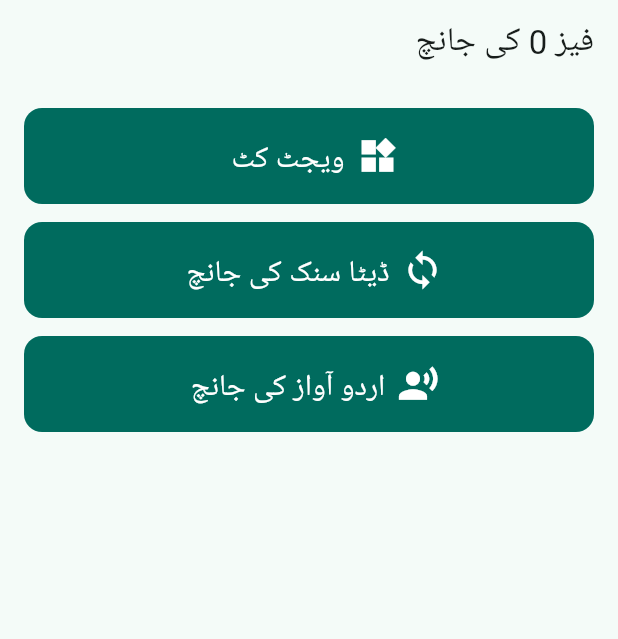
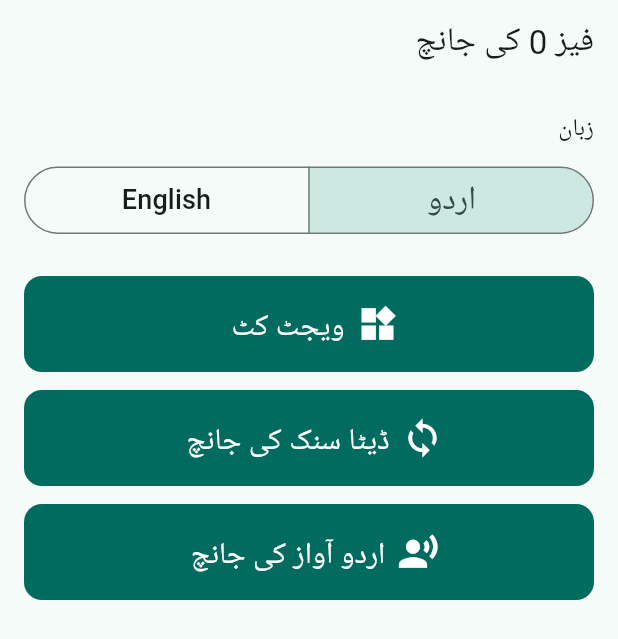
Before and after one commit to ZainAbbas-dev/MediQore, a Flutter app: the screen it shows after launch, on a phone screen of 412 x 824 dp. Shown: the top 639 px of the screen. Run offline on Flutter 3.47's test engine with Material 3 defaults, Android fonts, the phone set to English and light mode, and no system bars; our stand-ins replace drift, drift_flutter, flutter_tts, shared_preferences; accounts and stored records are empty; generated files the repository leaves out were written again; Roboto replaces fonts that are missing (JameelNooriNastaleeq).

Commit message:
M1 FE-4: Urdu/English language switch, voice guidance only in Urdu
- AppSettings holds the interface language (Urdu by default), saves it
  with shared_preferences and is read in main() before the first frame,
  so the choice survives restarts and is readable before login.
- MediQoreApp rebuilds MaterialApp when the language changes: Urdu right
  to left in Nastaleeq, English left to right in the standard font.
- LanguageSwitch (اردو / English, each in its own script) sits on the
  Phase 0 home; Phase 1 adds it to the login screen and settings.
- Voice guidance is Urdu only: AppSettings.voiceGuidanceAvailable, and
  the voice check screen turns its speak button off in English with a
  note.
- Fixes a P0-2 font bug found while checking: the large buttons' text
  style had no font family, so Urdu labels fell back to the system font.

11 new tests: settings, the switch end to end, the English theme, voice
off in English, and English screens on a 320 x 640 phone.

Co-Authored-By: Claude Opus 5.5 <noreply@anthropic.com>
Claude-Session: https://claude.ai/code/session_011JDXnT2zZiFzN9dQcJjCtD

```diff
--- a/mobile/lib/app.dart
+++ b/mobile/lib/app.dart
@@ -3,28 +3,31 @@ import 'package:flutter/material.dart';
 import 'app_services.dart';
 import 'l10n/app_localizations.dart';
 import 'screens/dev_home_screen.dart';
+import 'settings/app_settings.dart';
 import 'theme/app_theme.dart';
 
-/// The app always runs in Urdu. The Urdu locale makes Flutter lay out every
-/// screen right to left. English strings exist for development and review.
+/// The app runs in the language chosen in [AppSettings]: Urdu by default,
+/// or English (M1 FE-4). The locale also sets the layout direction: Urdu right
+/// to left, English left to right. Changing the language rebuilds every screen.
 class MediQoreApp extends StatelessWidget {
-  const MediQoreApp({super.key, required this.services, this.locale = urdu});
-
-  static const Locale urdu = Locale('ur');
+  const MediQoreApp({super.key, required this.services});
 
   final AppServices services;
-  final Locale locale;
 
   @override
   Widget build(BuildContext context) {
-    return MaterialApp(
-      onGenerateTitle: (context) => AppLocalizations.of(context).appTitle,
-      debugShowCheckedModeBanner: false,
-      theme: AppTheme.light(),
-      locale: locale,
-      supportedLocales: AppLocalizations.supportedLocales,
-      localizationsDelegates: AppLocalizations.localizationsDelegates,
-      home: DevHomeScreen(services: services),
+    final settings = services.settings;
+    return ListenableBuilder(
+      listenable: settings,
+      builder: (context, _) => MaterialApp(
+        onGenerateTitle: (context) => AppLocalizations.of(context).appTitle,
+        debugShowCheckedModeBanner: false,
+        theme: AppTheme.light(urdu: settings.isUrdu),
+        locale: settings.locale,
+        supportedLocales: AppLocalizations.supportedLocales,
+        localizationsDelegates: AppLocalizations.localizationsDelegates,
+        home: DevHomeScreen(services: services),
+      ),
     );
   }
 }
--- a/mobile/lib/app_services.dart
+++ b/mobile/lib/app_services.dart
@@ -1,19 +1,25 @@
 import 'data/app_database.dart';
 import 'data/household_repository.dart';
+import 'settings/app_settings.dart';
 import 'sync/sync_api.dart';
 import 'sync/sync_service.dart';
 
 /// The app's long-lived objects, created once in main() and handed to the
-/// screens that need them. Tests pass an in-memory database and a fake API.
+/// screens that need them. Tests pass an in-memory database, a fake API and,
+/// by default, settings that start in Urdu and are not saved.
 class AppServices {
-  AppServices({required this.db, required this.api})
-      : households = HouseholdRepository(db),
+  AppServices({required this.db, required this.api, AppSettings? settings})
+      : settings = settings ?? AppSettings(),
+        households = HouseholdRepository(db),
         sync = SyncService(db: db, api: api);
 
-  factory AppServices.onDevice() => AppServices(db: AppDatabase.onDevice(), api: SyncApi());
+  /// Real services on the phone. [settings] come from [AppSettings.load].
+  factory AppServices.onDevice({required AppSettings settings}) =>
+      AppServices(db: AppDatabase.onDevice(), api: SyncApi(), settings: settings);
 
   final AppDatabase db;
   final SyncApi api;
+  final AppSettings settings;
   final HouseholdRepository households;
   final SyncService sync;
 }
--- a/mobile/lib/l10n/app_en.arb
+++ b/mobile/lib/l10n/app_en.arb
@@ -268,5 +268,21 @@
         "type": "String"
       }
     }
+  },
+  "languageLabel": "Language",
+  "@languageLabel": {
+    "description": "Heading above the Urdu/English switch (M1 FE-4)."
+  },
+  "languageNameUrdu": "اردو",
+  "@languageNameUrdu": {
+    "description": "Name of the Urdu option on the language switch. Always written in Urdu, so an Urdu reader can find it in either language."
+  },
+  "languageNameEnglish": "English",
+  "@languageNameEnglish": {
+    "description": "Name of the English option on the language switch. Always written in English, so an English reader can find it in either language."
+  },
+  "voiceGuidanceUrduOnly": "Voice guidance works only in Urdu. Switch the app to Urdu to use it.",
+  "@voiceGuidanceUrduOnly": {
+    "description": "Shown where voice guidance would be offered while the app is in English (M1 FE-4, LI-6)."
   }
 }
--- a/mobile/lib/l10n/app_ur.arb
+++ b/mobile/lib/l10n/app_ur.arb
@@ -53,5 +53,9 @@
   "voiceCheckSpoken": "نمونہ آواز کے انجن کو بھیج دیا گیا۔ کیا آپ نے صاف اردو سنی؟",
   "voiceCheckSpeakFailed": "آواز کا انجن نمونہ نہیں سنا سکا۔",
   "voiceCheckAgain": "دوبارہ جانچیں",
-  "voiceCheckError": "آواز کی جانچ ناکام ہو گئی: {reason}"
+  "voiceCheckError": "آواز کی جانچ ناکام ہو گئی: {reason}",
+  "languageLabel": "زبان",
+  "languageNameUrdu": "اردو",
+  "languageNameEnglish": "English",
+  "voiceGuidanceUrduOnly": "آواز کی رہنمائی صرف اردو میں ہے۔ اسے استعمال کرنے کے لیے ایپ کی زبان اردو کریں۔"
 }
--- a/mobile/lib/screens/dev_home_screen.dart
+++ b/mobile/lib/screens/dev_home_screen.dart
@@ -2,13 +2,14 @@ import 'package:flutter/material.dart';
 
 import '../app_services.dart';
 import '../l10n/app_localizations.dart';
+import '../widgets/language_switch.dart';
 import '../widgets/large_button.dart';
 import 'sync_test_screen.dart';
 import 'voice_check_screen.dart';
 import 'widget_kit_screen.dart';
 
 /// Temporary home screen for the Phase 0 checks (P0-2 widget kit, P0-6 sync,
-/// P0-11 Urdu voice).
+/// P0-11 Urdu voice), with the Urdu/English switch (M1 FE-4) at the top.
 /// The login screen replaces it in Phase 1 (M1 FE-2).
 class DevHomeScreen extends StatelessWidget {
   const DevHomeScreen({super.key, required this.services});
@@ -25,6 +26,8 @@ class DevHomeScreen extends StatelessWidget {
       body: ListView(
         padding: const EdgeInsets.all(16),
         children: [
+          LanguageSwitch(settings: services.settings),
+          const SizedBox(height: 24),
           LargeButton(label: l10n.kitTitle, icon: Icons.widgets, onPressed: () => open(const WidgetKitScreen())),
           const SizedBox(height: 12),
           LargeButton(
--- a/mobile/lib/screens/voice_check_screen.dart
+++ b/mobile/lib/screens/voice_check_screen.dart
@@ -5,6 +5,7 @@ import 'package:flutter/material.dart';
 import 'package:flutter_tts/flutter_tts.dart';
 
 import '../l10n/app_localizations.dart';
+import '../settings/app_settings.dart';
 import '../widgets/large_button.dart';
 
 /// The language tag the voice guidance will ask the engine for.
@@ -107,6 +108,8 @@ class _VoiceCheckScreenState extends State<VoiceCheckScreen> {
   Widget build(BuildContext context) {
     final l10n = AppLocalizations.of(context);
     final result = _result;
+    // Voice guidance reads Urdu labels only, so speaking is off in English (M1 FE-4, LI-6).
+    final canSpeak = AppSettings.voiceGuidanceAvailableFor(Localizations.localeOf(context));
     String yesNo(bool? value) =>
         value == null ? l10n.voiceCheckUnknown : (value ? l10n.voiceCheckYes : l10n.voiceCheckNo);
 
@@ -133,10 +136,11 @@ class _VoiceCheckScreenState extends State<VoiceCheckScreen> {
             _Fact(label: l10n.voiceCheckEngines, values: result.engines, none: l10n.voiceCheckNone, ltr: true),
           ],
           const SizedBox(height: 16),
+          if (!canSpeak) Padding(padding: const EdgeInsets.only(bottom: 8), child: Text(l10n.voiceGuidanceUrduOnly)),
           LargeButton(
             label: l10n.voiceCheckSpeak,
             icon: Icons.volume_up,
-            onPressed: _busy ? null : () => _speakSample(l10n),
+            onPressed: _busy || !canSpeak ? null : () => _speakSample(l10n),
           ),
           if (_speakMessage != null) Padding(padding: const EdgeInsets.only(top: 8), child: Text(_speakMessage!)),
           const SizedBox(height: 12),
--- /dev/null
+++ b/mobile/lib/settings/app_settings.dart
@@ -0,0 +1,90 @@
+// M1 FE-4: interface language (Urdu or English), kept on the phone.
+import 'package:flutter/widgets.dart';
+import 'package:shared_preferences/shared_preferences.dart';
+
+/// Where [AppSettings] keeps its values between app starts.
+abstract interface class SettingsStore {
+  String? getString(String key);
+  Future<void> setString(String key, String value);
+}
+
+/// Keeps values in the phone's plain app storage (shared_preferences).
+///
+/// Only device settings go here, never patient data: this storage is not
+/// encrypted. It is used because it can be read before login, while the local
+/// database is locked until the LHW signs in (LI-8).
+class SharedPreferencesStore implements SettingsStore {
+  SharedPreferencesStore._(this._prefs);
+
+  static Future<SharedPreferencesStore> open(Set<String> keys) async => SharedPreferencesStore._(
+    await SharedPreferencesWithCache.create(cacheOptions: SharedPreferencesWithCacheOptions(allowList: keys)),
+  );
+
+  final SharedPreferencesWithCache _prefs;
+
+  @override
+  String? getString(String key) => _prefs.getString(key);
+
+  @override
+  Future<void> setString(String key, String value) => _prefs.setString(key, value);
+}
+
+/// Keeps values in memory only, for tests.
+class MemorySettingsStore implements SettingsStore {
+  final Map<String, String> values = {};
+
+  @override
+  String? getString(String key) => values[key];
+
+  @override
+  Future<void> setString(String key, String value) async => values[key] = value;
+}
+
+/// Settings that belong to the phone rather than to a user's records.
+///
+/// The interface language is Urdu by default; the LHW can switch to English
+/// (M1 FE-4). The whole app follows it: Urdu right to left, English left to
+/// right. Voice guidance reads Urdu labels only (LI-6), so it is available
+/// only while the app is in Urdu.
+class AppSettings extends ChangeNotifier {
+  /// Reads the saved language from [store]; without a store, nothing is saved.
+  AppSettings({SettingsStore? store}) : this._(store ?? MemorySettingsStore());
+
+  AppSettings._(SettingsStore store) : _store = store, _locale = _localeFor(store.getString(_languageKey));
+
+  /// Opens the phone's storage and reads the saved language.
+  static Future<AppSettings> load() async => AppSettings(store: await SharedPreferencesStore.open({_languageKey}));
+
+  static const Locale urdu = Locale('ur');
+  static const Locale english = Locale('en');
+
+  /// The languages the app offers, in the order the switch shows them.
+  static const List<Locale> languages = [urdu, english];
+
+  static const String _languageKey = 'interface_language';
+
+  final SettingsStore _store;
+  Locale _locale;
+
+  Locale get locale => _locale;
+  bool get isUrdu => _locale == urdu;
+
+  /// Whether voice guidance (M3 FE-3) may speak. Off in English.
+  bool get voiceGuidanceAvailable => voiceGuidanceAvailableFor(_locale);
+
+  /// The same rule for a screen that only knows its locale, for example
+  /// `Localizations.localeOf(context)`.
+  static bool voiceGuidanceAvailableFor(Locale locale) => locale.languageCode == urdu.languageCode;
+
+  /// Switches the whole app to [locale] and saves the choice on the phone.
+  Future<void> setLocale(Locale locale) async {
+    final chosen = _localeFor(locale.languageCode);
+    if (chosen == _locale) return;
+    _locale = chosen;
+    notifyListeners();
+    await _store.setString(_languageKey, chosen.languageCode);
+  }
+
+  /// Anything other than English, including nothing saved yet, means Urdu.
+  static Locale _localeFor(String? languageCode) => languageCode == english.languageCode ? english : urdu;
+}
--- a/mobile/lib/theme/app_theme.dart
+++ b/mobile/lib/theme/app_theme.dart
@@ -2,10 +2,12 @@ import 'package:flutter/material.dart';
 
 import 'app_colors.dart';
 
-/// App-wide theme for Urdu field use (M3 FE-1): Jameel Noori Nastaleeq,
-/// taller lines for Nastaliq script, and large touch-friendly controls.
+/// App-wide theme for field use (M3 FE-1): large touch-friendly controls in
+/// both languages (M1 FE-4).
+/// - Urdu (default): Jameel Noori Nastaleeq with taller lines for Nastaliq script.
+/// - English: the phone's standard Latin font with normal line height.
 ///
-/// Right-to-left layout comes from the Urdu locale set in [MediQoreApp].
+/// Right-to-left or left-to-right layout comes from the locale set in [MediQoreApp].
 abstract final class AppTheme {
   /// Font family declared in pubspec.yaml once the font file is bundled.
   static const String urduFontFamily = 'JameelNooriNastaleeq';
@@ -17,20 +19,22 @@ abstract final class AppTheme {
   /// Minimum height for buttons and other tap targets.
   static const double largeControlHeight = 64;
 
-  static ThemeData light() {
+  static ThemeData light({bool urdu = true}) {
     final colorScheme = ColorScheme.fromSeed(seedColor: AppColors.primary);
     final base = ThemeData(
       colorScheme: colorScheme,
-      fontFamily: urduFontFamily,
+      fontFamily: urdu ? urduFontFamily : null,
       materialTapTargetSize: MaterialTapTargetSize.padded,
     );
 
-    const buttonText = TextStyle(fontSize: 20, height: urduLineHeight);
+    // Built from the theme's own label style so buttons keep the language's
+    // font: a bare TextStyle here would replace it with the system font.
+    final buttonText = base.textTheme.labelLarge!.copyWith(fontSize: 20, height: urdu ? urduLineHeight : null);
     const buttonSize = Size(double.infinity, largeControlHeight);
     const buttonShape = RoundedRectangleBorder(borderRadius: BorderRadius.all(Radius.circular(12)));
 
     return base.copyWith(
-      textTheme: _withLineHeight(base.textTheme, urduLineHeight),
+      textTheme: urdu ? _withLineHeight(base.textTheme, urduLineHeight) : base.textTheme,
       filledButtonTheme: FilledButtonThemeData(
         style: FilledButton.styleFrom(minimumSize: buttonSize, textStyle: buttonText, shape: buttonShape),
       ),
--- /dev/null
+++ b/mobile/lib/widgets/language_switch.dart
@@ -0,0 +1,54 @@
+// M1 FE-4: switch the interface between Urdu and English.
+import 'package:flutter/material.dart';
+
+import '../l10n/app_localizations.dart';
+import '../settings/app_settings.dart';
+import '../theme/app_theme.dart';
+
+/// Two large buttons, اردو and English, each written in its own script so a
+/// reader of either language can find it. Choosing one switches the whole app
+/// at once and saves the choice on the phone.
+class LanguageSwitch extends StatelessWidget {
+  const LanguageSwitch({super.key, required this.settings});
+
+  final AppSettings settings;
+
+  @override
+  Widget build(BuildContext context) {
+    final l10n = AppLocalizations.of(context);
+    return ListenableBuilder(
+      listenable: settings,
+      builder: (context, _) => Column(
+        crossAxisAlignment: CrossAxisAlignment.stretch,
+        children: [
+          Text(l10n.languageLabel, style: Theme.of(context).textTheme.titleMedium),
+          const SizedBox(height: 8),
+          SegmentedButton<String>(
+            style: SegmentedButton.styleFrom(minimumSize: const Size.fromHeight(AppTheme.largeControlHeight)),
+            showSelectedIcon: false,
+            segments: [
+              ButtonSegment(
+                value: AppSettings.urdu.languageCode,
+                // Urdu stays in Nastaliq even while the app is in English.
+                label: Text(
+                  l10n.languageNameUrdu,
+                  style: const TextStyle(
+                    fontFamily: AppTheme.urduFontFamily,
+                    fontSize: 22,
+                    height: AppTheme.urduLineHeight,
+                  ),
+                ),
+              ),
+              ButtonSegment(
+                value: AppSettings.english.languageCode,
+                label: Text(l10n.languageNameEnglish, style: const TextStyle(fontSize: 18)),
+              ),
+            ],
+            selected: {settings.locale.languageCode},
+            onSelectionChanged: (selected) => settings.setLocale(Locale(selected.single)),
+          ),
+        ],
+      ),
+    );
+  }
+}
--- a/mobile/pubspec.yaml
+++ b/mobile/pubspec.yaml
@@ -20,6 +20,7 @@ dependencies:
   flutter_tts: ^4.2.5
   http: ^1.6.0
   intl: ^0.20.3
+  shared_preferences: ^2.5.5
   uuid: ^4.6.0
 
 dev_dependencies:
```
Also changed, not shown: mobile/lib/main.dart (+7 -3 lines), mobile/pubspec.lock, 7 other files.
